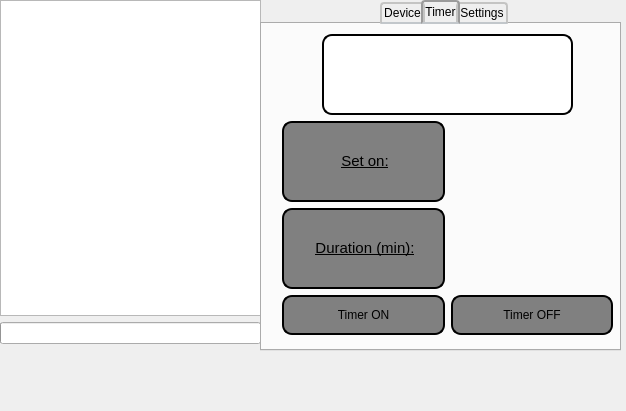
Qt form MenuForm.ui (xxBeWolfxx/house_manager) before a commit.
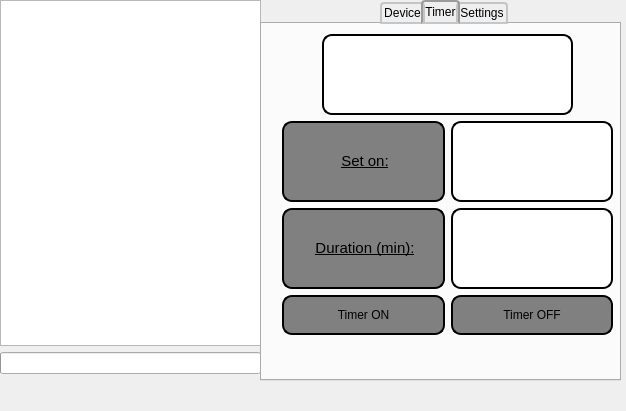
The same form after that commit. The open tabs and pages were chosen to show the change.

```diff
--- a/MenuForm.ui
+++ b/MenuForm.ui
@@ -30,7 +30,7 @@
      <x>0</x>
      <y>0</y>
      <width>261</width>
-     <height>351</height>
+     <height>381</height>
     </rect>
    </property>
    <layout class="QVBoxLayout" name="verticalLayout_5">
@@ -80,7 +80,7 @@
      <x>260</x>
      <y>0</y>
      <width>361</width>
-     <height>351</height>
+     <height>381</height>
     </rect>
    </property>
    <property name="styleSheet">
@@ -442,6 +442,17 @@
             <kerning>true</kerning>
            </font>
           </property>
+          <property name="styleSheet">
+           <string notr="true">QLabel
+{
+border-style: outset;
+border-width: 2px;
+color:black;
+border-radius: 10px;
+border-color: black;
+background-color: white;
+}</string>
+          </property>
           <property name="text">
            <string/>
           </property>
@@ -480,6 +491,17 @@
             <kerning>true</kerning>
            </font>
           </property>
+          <property name="styleSheet">
+           <string notr="true">QLabel
+{
+border-style: outset;
+border-width: 2px;
+color:black;
+border-radius: 10px;
+border-color: black;
+background-color: white;
+}</string>
+          </property>
           <property name="text">
            <string/>
           </property>
```
Left out of the diff: 8 changed lines with no effect on the pictures.
